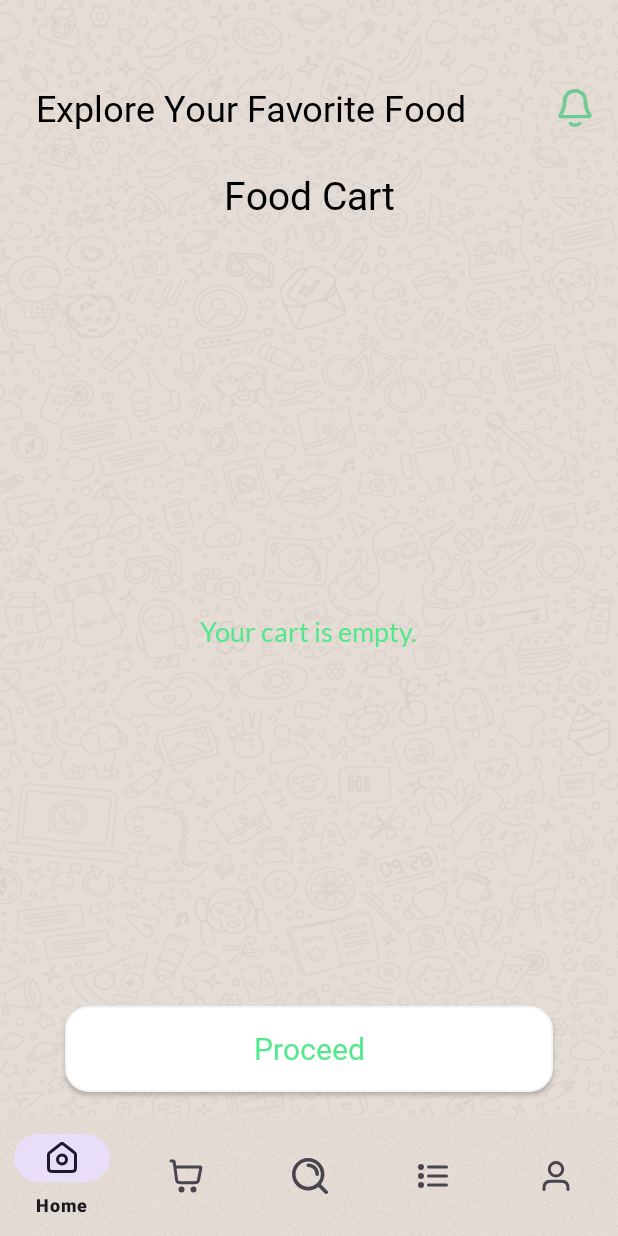
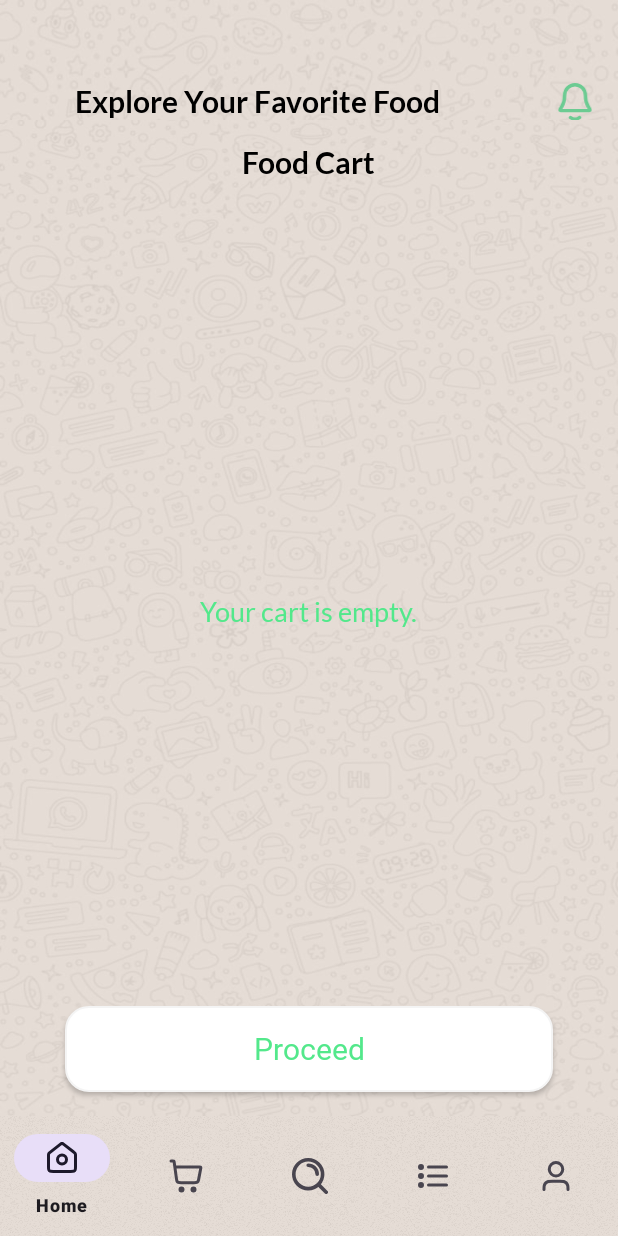
Before and after one commit to Yuvi9552/Waves-Of-Food, an Android app: the fragment CartFragment placed in its activity, on a phone screen of 412 x 824 dp. Run offline under Robolectric (Android 15) with nearby library versions, the phone set to English and light mode, and no system bars; our stand-ins replace Firebase (no records; nobody signed in at launch, a user with empty details on screens opened directly); libraries missing offline, so code that uses them is left out: com.denzcoskun.imageslider.

Commit message:
UI Enahancement

```diff
--- a/app/src/main/res/layout/activity_cart.xml
+++ b/app/src/main/res/layout/activity_cart.xml
@@ -11,7 +11,7 @@
         android:layout_width="wrap_content"
         android:layout_height="wrap_content"
         android:layout_marginTop="50dp"
-        android:fontFamily="@font/yeonsung_regular"
+        android:fontFamily="@font/lato_bold"
         android:text="Food Cart"
         android:textColor="@color/black"
         android:textSize="26sp"
--- a/app/src/main/res/layout/activity_choose_location.xml
+++ b/app/src/main/res/layout/activity_choose_location.xml
@@ -28,7 +28,7 @@
         android:layout_width="wrap_content"
         android:layout_height="wrap_content"
         android:layout_marginTop="55dp"
-        android:fontFamily="@font/yeonsung_regular"
+        android:fontFamily="@font/lato_bold"
         android:gravity="center"
         android:text="Choose Your Location"
         android:textColor="@color/black"
--- a/app/src/main/res/layout/activity_login.xml
+++ b/app/src/main/res/layout/activity_login.xml
@@ -62,7 +62,7 @@
         android:layout_width="wrap_content"
         android:layout_height="wrap_content"
         android:layout_marginTop="10dp"
-        android:fontFamily="@font/yeonsung_regular"
+        android:fontFamily="@font/lato_regular"
         android:text="Login To Your  Account"
         android:textColor="@color/green"
         android:textSize="20sp"
@@ -111,7 +111,7 @@
         android:layout_width="wrap_content"
         android:layout_height="wrap_content"
         android:layout_marginTop="16dp"
-        android:fontFamily="@font/yeonsung_regular"
+        android:fontFamily="@font/lato_regular"
         android:text="or"
         android:textColor="@color/black"
 
@@ -123,7 +123,7 @@
         android:id="@+id/textView11"
         android:layout_width="wrap_content"
         android:layout_height="wrap_content"
-        android:fontFamily="@font/yeonsung_regular"
+        android:fontFamily="@font/lato_regular"
         android:text="Continue With"
         android:textColor="@color/black"
 
--- a/app/src/main/res/layout/activity_main.xml
+++ b/app/src/main/res/layout/activity_main.xml
@@ -13,12 +13,12 @@
         android:id="@+id/textView20"
         android:layout_width="wrap_content"
         android:layout_height="wrap_content"
-        android:layout_marginStart="24dp"
+        android:layout_marginStart="50dp"
         android:layout_marginTop="55dp"
-        android:fontFamily="@font/yeonsung_regular"
+        android:fontFamily="@font/lato_bold"
         android:text="Explore Your Favorite Food"
         android:textColor="@color/black"
-        android:textSize="24sp"
+        android:textSize="20sp"
         app:layout_constraintStart_toStartOf="parent"
         app:layout_constraintTop_toTopOf="parent" />
 
--- a/app/src/main/res/layout/activity_signin.xml
+++ b/app/src/main/res/layout/activity_signin.xml
@@ -77,7 +77,7 @@
         android:id="@+id/textView18"
         android:layout_width="wrap_content"
         android:layout_height="wrap_content"
-        android:fontFamily="@font/yeonsung_regular"
+        android:fontFamily="@font/lato_regular"
         android:text="Sign Up With"
         android:textColor="@color/black"
 
@@ -90,7 +90,7 @@
         android:layout_width="wrap_content"
         android:layout_height="wrap_content"
         android:layout_marginTop="16dp"
-        android:fontFamily="@font/yeonsung_regular"
+        android:fontFamily="@font/lato_regular"
         android:text="or"
         android:textColor="@color/black"
 
@@ -157,7 +157,7 @@
         android:layout_width="wrap_content"
         android:layout_height="wrap_content"
         android:layout_marginTop="10dp"
-        android:fontFamily="@font/yeonsung_regular"
+        android:fontFamily="@font/lato_regular"
         android:text="Sign Up Here"
         android:textColor="@color/green"
         android:textSize="20sp"
--- a/app/src/main/res/layout/activity_splash_screen.xml
+++ b/app/src/main/res/layout/activity_splash_screen.xml
@@ -38,10 +38,10 @@
         android:layout_width="wrap_content"
         android:layout_height="wrap_content"
         android:layout_marginTop="16dp"
-        android:fontFamily="@font/yeonsung_regular"
+        android:fontFamily="@font/lato_bold"
         android:text="Deliever Favourite Food"
+        android:textColor="@color/black"
         android:textSize="18sp"
-        android:textColor="@color/black"
 
         app:layout_constraintEnd_toEndOf="@+id/textView"
         app:layout_constraintStart_toStartOf="@+id/textView"
--- a/app/src/main/res/layout/activity_start.xml
+++ b/app/src/main/res/layout/activity_start.xml
@@ -57,10 +57,10 @@
         android:layout_width="wrap_content"
         android:layout_height="wrap_content"
         android:layout_marginTop="16dp"
-        android:fontFamily="@font/yeonsung_regular"
+        android:fontFamily="@font/lato_bold"
         android:text="Enjoy Restaurant Quality Meals \nat Home"
         android:textAlignment="center"
-        android:textColor="#52EB8C"
+        android:textColor="@color/black"
         android:textSize="20sp"
         android:textStyle="bold"
         app:layout_constraintEnd_toEndOf="@+id/imageView2"
--- a/app/src/main/res/layout/fragment_cart.xml
+++ b/app/src/main/res/layout/fragment_cart.xml
@@ -11,14 +11,14 @@
         android:id="@+id/textView23"
         android:layout_width="wrap_content"
         android:layout_height="wrap_content"
-        android:layout_marginTop="24dp"
+        android:layout_marginTop="16dp"
+        android:fontFamily="@font/lato_bold"
         android:text="Food Cart"
-        android:textSize="26sp"
         android:textColor="@color/black"
-        android:fontFamily="@font/yeonsung_regular"
-        app:layout_constraintTop_toTopOf="parent"
+        android:textSize="20sp"
+        app:layout_constraintEnd_toEndOf="parent"
         app:layout_constraintStart_toStartOf="parent"
-        app:layout_constraintEnd_toEndOf="parent" />
+        app:layout_constraintTop_toTopOf="parent" />
 
     <!-- Empty Cart Text (Initially GONE) -->
     <TextView
@@ -41,13 +41,13 @@
         android:id="@+id/cartrecyclerview"
         android:layout_width="0dp"
         android:layout_height="0dp"
-        android:layout_marginTop="16dp"
+        android:layout_marginTop="8dp"
         android:layout_marginBottom="16dp"
-        tools:listitem="@layout/cart_item"
+        app:layout_constraintBottom_toTopOf="@id/proceedbuttoncart"
+        app:layout_constraintEnd_toEndOf="parent"
+        app:layout_constraintStart_toStartOf="parent"
         app:layout_constraintTop_toBottomOf="@id/textView23"
-        app:layout_constraintBottom_toTopOf="@id/proceedbuttoncart"
-        app:layout_constraintStart_toStartOf="parent"
-        app:layout_constraintEnd_toEndOf="parent" />
+        tools:listitem="@layout/cart_item" />
 
     <!-- Proceed Button -->
     <androidx.appcompat.widget.AppCompatButton
--- a/app/src/main/res/layout/fragment_history.xml
+++ b/app/src/main/res/layout/fragment_history.xml
@@ -14,7 +14,7 @@
         android:layout_height="wrap_content"
         android:layout_marginStart="130dp"
         android:layout_marginTop="16dp"
-        android:fontFamily="@font/lato_regular"
+        android:fontFamily="@font/lato_bold"
         android:text="Recently Buy"
         android:textColor="@color/black"
         android:textSize="16sp"
@@ -186,7 +186,7 @@
         android:layout_height="wrap_content"
         android:layout_marginStart="130dp"
         android:layout_marginTop="16dp"
-        android:fontFamily="@font/lato_regular"
+        android:fontFamily="@font/lato_bold"
         android:text="Previously Buy"
         android:textColor="@color/black"
         android:textSize="16sp"
--- a/app/src/main/res/layout/fragment_menu_bottom_sheet.xml
+++ b/app/src/main/res/layout/fragment_menu_bottom_sheet.xml
@@ -13,11 +13,11 @@
         android:layout_width="match_parent"
         android:layout_height="wrap_content"
         android:layout_marginTop="32dp"
-        android:fontFamily="@font/yeonsung_regular"
+        android:fontFamily="@font/lato_bold"
         android:gravity="center"
         android:text="Food Menu"
         android:textColor="@color/black"
-        android:textSize="24sp" />
+        android:textSize="20sp" />
 
     <androidx.recyclerview.widget.RecyclerView
         android:id="@+id/menurecycler"
--- a/app/src/main/res/layout/fragment_search.xml
+++ b/app/src/main/res/layout/fragment_search.xml
@@ -36,11 +36,11 @@
         android:layout_width="wrap_content"
         android:layout_height="30dp"
         android:layout_marginTop="16dp"
-        android:fontFamily="@font/yeonsung_regular"
+        android:fontFamily="@font/lato_bold"
         android:text="Food Menu"
         android:textColor="@color/black"
 
-        android:textSize="24sp"
+        android:textSize="20sp"
         app:layout_constraintBottom_toTopOf="@+id/menurecycler"
         app:layout_constraintEnd_toEndOf="parent"
         app:layout_constraintStart_toStartOf="parent"
```
Also changed, not shown: app/src/main/res/layout/activity_details.xml (+10 -10 lines), app/src/main/res/layout/activity_pay_quick.xml (+8 -8 lines), app/src/main/res/layout/activity_recent_buy_items.xml (+8 -9 lines), app/src/main/res/layout/fragment_congrats_bottom_sheet.xml (+8 -8 lines), app/src/main/res/layout/fragment_profile.xml (+4 -4 lines).
